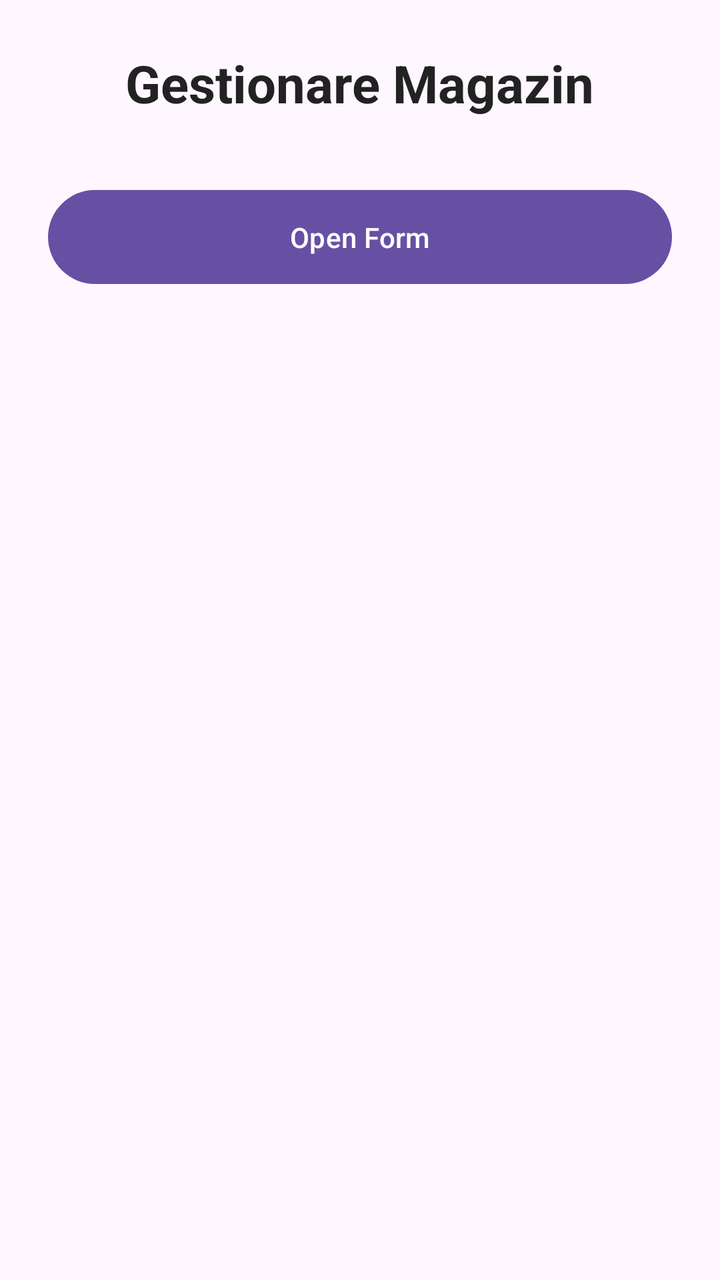
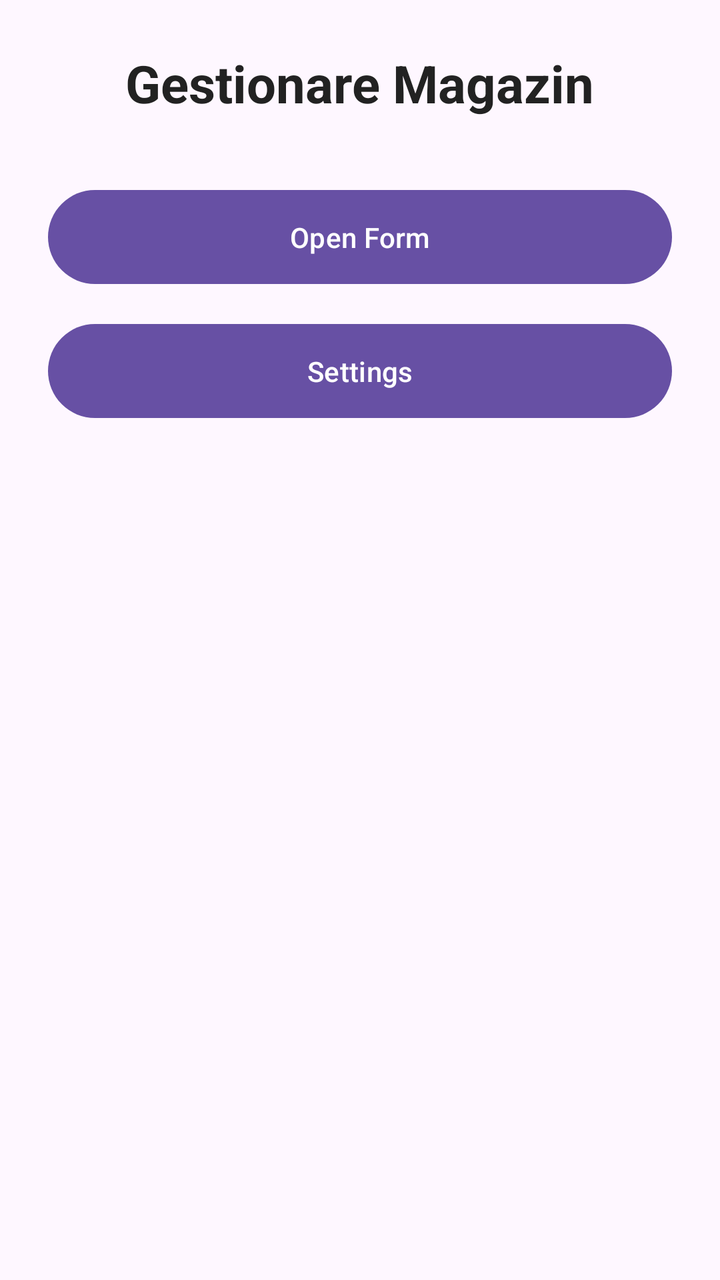

Two renders of the same Android screen: before a commit and after it. Below are the layout's source before the change and the commit's diff.
<!-- AndroidManifest.xml: application theme Theme.Labs -->
<!-- res/layout/activity_activitate_lab4.xml -->
<?xml version="1.0" encoding="utf-8"?>
<androidx.constraintlayout.widget.ConstraintLayout xmlns:android="http://schemas.android.com/apk/res/android"
    xmlns:app="http://schemas.android.com/apk/res-auto"
    xmlns:tools="http://schemas.android.com/tools"
    android:id="@+id/main"
    android:layout_width="match_parent"
    android:layout_height="match_parent"
    android:padding="24dp"
    tools:context=".ActivitateLab4">

    <TextView
        android:id="@+id/textViewTitleMain"
        android:layout_width="wrap_content"
        android:layout_height="wrap_content"
        android:text="Gestionare Magazin"
        android:textSize="26sp"
        android:textStyle="bold"
        android:textColor="#222222"
        app:layout_constraintTop_toTopOf="parent"
        app:layout_constraintStart_toStartOf="parent"
        app:layout_constraintEnd_toEndOf="parent" />

    <Button
        android:id="@+id/open_form"
        android:layout_width="0dp"
        android:layout_height="wrap_content"
        android:layout_marginTop="32dp"
        android:text="Open Form"
        android:textAllCaps="false"
        android:padding="14dp"
        app:layout_constraintTop_toBottomOf="@id/textViewTitleMain"
        app:layout_constraintStart_toStartOf="parent"
        app:layout_constraintEnd_toEndOf="parent" />

    <ListView
        android:id="@+id/listView"
        android:layout_width="361dp"
        android:layout_height="508dp"
        android:layout_marginTop="20dp"
        app:layout_constraintBottom_toBottomOf="parent"
        app:layout_constraintEnd_toEndOf="parent"
        app:layout_constraintStart_toStartOf="parent"
        app:layout_constraintTop_toBottomOf="@+id/open_form" />

</androidx.constraintlayout.widget.ConstraintLayout>
<!-- resources referenced by this layout -->
<resources>
  <style name="Theme.Labs" parent="Base.Theme.Labs" />
  <style name="Base.Theme.Labs" parent="Theme.Material3.DayNight.NoActionBar">
          
          
      </style>
</resources>

<!-- the commit's change to res/layout/activity_activitate_lab4.xml (unified diff, before → after) -->
@@ -32,6 +32,18 @@
         app:layout_constraintStart_toStartOf="parent"
         app:layout_constraintEnd_toEndOf="parent" />
 
+    <Button
+        android:id="@+id/buttonSettings"
+        android:layout_width="0dp"
+        android:layout_height="wrap_content"
+        android:layout_marginTop="12dp"
+        android:text="Settings"
+        android:textAllCaps="false"
+        android:padding="14dp"
+        app:layout_constraintTop_toBottomOf="@id/open_form"
+        app:layout_constraintStart_toStartOf="parent"
+        app:layout_constraintEnd_toEndOf="parent" />
+
     <ListView
         android:id="@+id/listView"
         android:layout_width="361dp"
@@ -40,6 +52,6 @@
         app:layout_constraintBottom_toBottomOf="parent"
         app:layout_constraintEnd_toEndOf="parent"
         app:layout_constraintStart_toStartOf="parent"
-        app:layout_constraintTop_toBottomOf="@+id/open_form" />
+        app:layout_constraintTop_toBottomOf="@+id/buttonSettings" />
 
 </androidx.constraintlayout.widget.ConstraintLayout>
